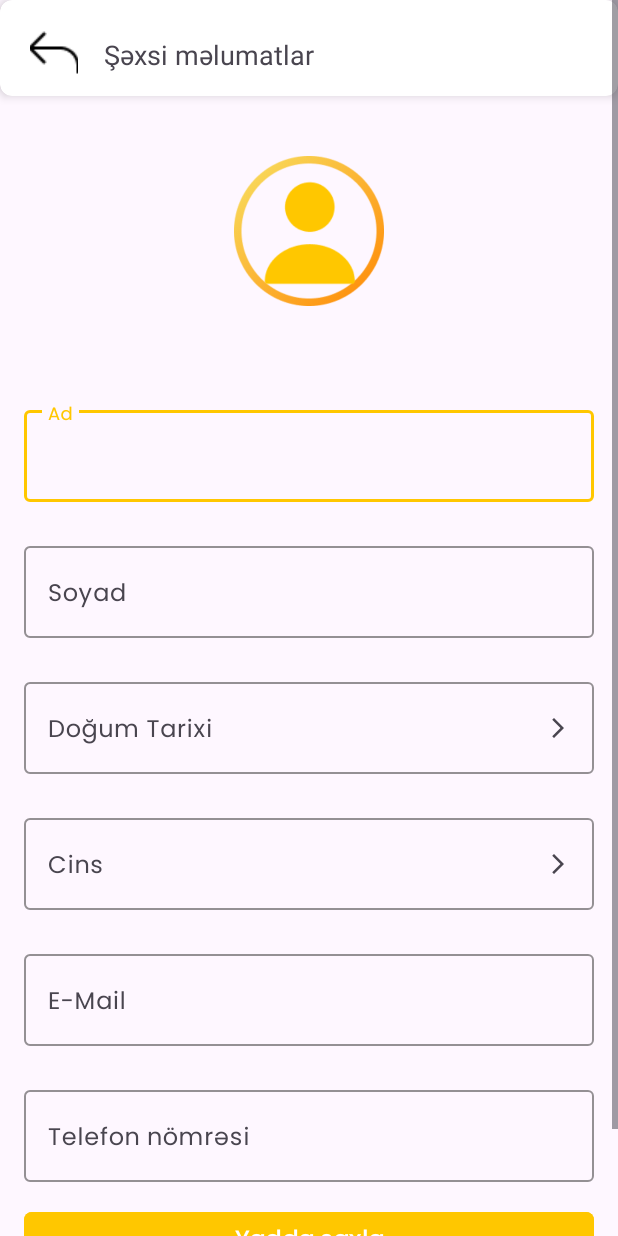
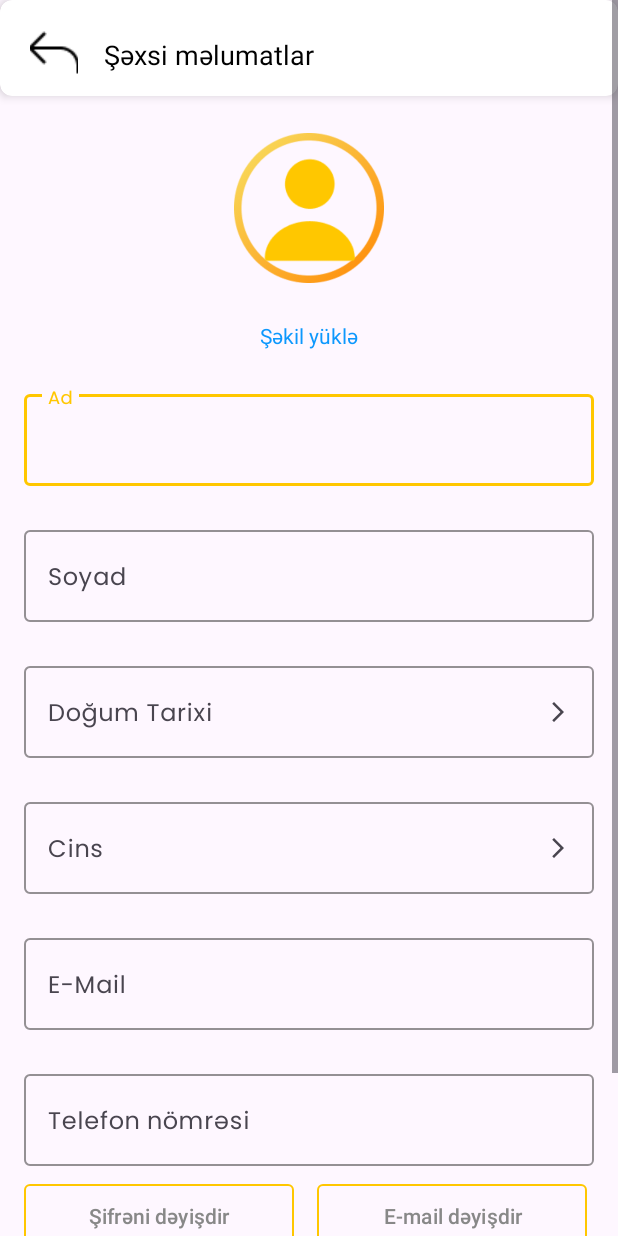
Before and after one commit to TheSarKhan/bendis-android, an Android app: the layout fragment_profile.xml on its own in the app's theme, with its tools: preview values and no code run, on a phone screen of 412 x 824 dp. Run offline under Robolectric (Android 15) with nearby library versions, the phone set to English and light mode, and no system bars.

Commit message:
Profile page fix olundu

```diff
--- a/app/src/main/res/layout/fragment_profile.xml
+++ b/app/src/main/res/layout/fragment_profile.xml
@@ -28,7 +28,7 @@
                 android:layout_marginTop="20dp">
 
                 <ImageButton
-                    android:id="@+id/imageButton2"
+                    android:id="@+id/backimgbtn"
                     android:layout_width="32dp"
                     android:layout_height="32dp"
                     android:layout_gravity="center_vertical"
@@ -44,18 +44,19 @@
                     android:layout_height="wrap_content"
                     android:text="@string/SexsiMelumatlar"
                     android:textSize="18sp"
+                    android:textColor="@color/black"
                     android:layout_marginStart="17dp"
-                    app:layout_constraintStart_toEndOf="@id/imageButton2"
-                    app:layout_constraintTop_toTopOf="@id/imageButton2"
-                    app:layout_constraintBottom_toBottomOf="@id/imageButton2" />
+                    app:layout_constraintStart_toEndOf="@id/backimgbtn"
+                    app:layout_constraintTop_toTopOf="@id/backimgbtn"
+                    app:layout_constraintBottom_toBottomOf="@id/backimgbtn" />
 
             </androidx.constraintlayout.widget.ConstraintLayout>
         </androidx.cardview.widget.CardView>
 
         <FrameLayout
-            android:id="@+id/layout2"
+            android:id="@+id/layoutProfilImage"
             android:layout_width="match_parent"
-            android:layout_height="180dp"
+            android:layout_height="150dp"
             app:layout_constraintTop_toBottomOf="@id/cardView">
 
             <ImageView
@@ -70,7 +71,19 @@
                 android:layout_height="80dp"
                 android:layout_gravity="center"
                 android:src="@drawable/user" />
+
         </FrameLayout>
+
+
+        <TextView
+            android:id="@+id/txtImage"
+            app:layout_constraintTop_toBottomOf="@id/layoutProfilImage"
+            android:layout_width="match_parent"
+            android:textColor="#0D98FD"
+            android:gravity="center"
+            android:layout_height="wrap_content"
+            android:text="Şəkil yüklə" />
+
 
         <!-- TextInputLayouts -->
         <com.google.android.material.textfield.TextInputLayout
@@ -84,7 +97,7 @@
             app:cursorColor="@color/main_color"
             app:endIconMode="clear_text"
             app:hintTextColor="@color/main_color"
-            app:layout_constraintTop_toBottomOf="@id/layout2"
+            app:layout_constraintTop_toBottomOf="@id/txtImage"
             app:layout_constraintStart_toStartOf="parent"
             app:layout_constraintEnd_toEndOf="parent">
 
@@ -219,6 +232,38 @@
                 android:inputType="phone" />
         </com.google.android.material.textfield.TextInputLayout>
 
+        <com.google.android.material.button.MaterialButton
+            android:id="@+id/changePassword"
+            android:layout_width="180dp"
+            android:layout_height="50dp"
+            android:layout_marginTop="8dp"
+            android:layout_marginEnd="16dp"
+            android:layout_marginBottom="8dp"
+            android:text="Şifrəni dəyişdir"
+            app:layout_constraintStart_toStartOf="@id/textInputLayout6"
+            android:textColor="@color/text_hint_color"
+            app:backgroundTint="@android:color/transparent"
+            app:cornerRadius="4dp"
+            app:layout_constraintTop_toBottomOf="@id/textInputLayout6"
+            app:strokeColor="@color/main_color"
+            app:strokeWidth="1dp" />
+
+        <com.google.android.material.button.MaterialButton
+            android:id="@+id/changeEmail"
+            android:layout_width="180dp"
+            android:layout_height="50dp"
+            android:layout_marginTop="8dp"
+            android:layout_marginEnd="16dp"
+            android:layout_marginStart="15dp"
+            android:layout_marginBottom="8dp"
+            android:text="E-mail dəyişdir"
+            app:layout_constraintStart_toEndOf="@id/changePassword"
+            android:textColor="@color/text_hint_color"
+            app:backgroundTint="@android:color/transparent"
+            app:cornerRadius="4dp"
+            app:layout_constraintTop_toBottomOf="@id/textInputLayout6"
+            app:strokeColor="@color/main_color"
+            app:strokeWidth="1dp" />
         <Button
             android:id="@+id/btnSave"
             android:layout_width="0dp"
@@ -234,7 +279,7 @@
             android:textStyle="bold"
             android:layout_marginBottom="50dp"
             app:cornerRadius="5dp"
-            app:layout_constraintTop_toBottomOf="@id/textInputLayout6"
+            app:layout_constraintTop_toBottomOf="@id/changePassword"
             app:layout_constraintStart_toStartOf="parent"
             app:layout_constraintEnd_toEndOf="parent"
             app:layout_constraintBottom_toBottomOf="parent" />
```
Also changed, not shown: app/src/main/res/layout/fragment_basket.xml (deleted, +0 -138 lines).
